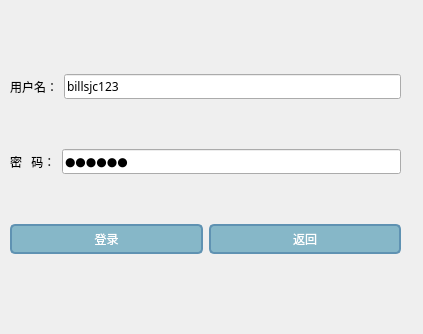
Qt form 综合部分/src_code/client/loginwidget.ui (billsjc123/2020-Course-Design-of-Cpp) before a commit.
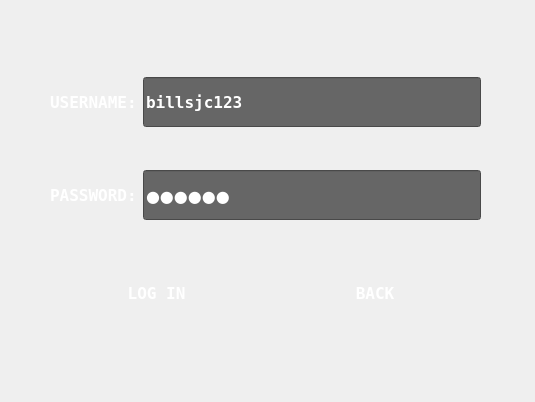
The same form after that commit.

```diff
--- a/综合部分/src_code/client/loginwidget.ui
+++ b/综合部分/src_code/client/loginwidget.ui
@@ -6,10 +6,16 @@
    <rect>
     <x>0</x>
     <y>0</y>
-    <width>423</width>
-    <height>334</height>
+    <width>535</width>
+    <height>402</height>
    </rect>
   </property>
+  <property name="sizePolicy">
+   <sizepolicy hsizetype="Preferred" vsizetype="Preferred">
+    <horstretch>0</horstretch>
+    <verstretch>0</verstretch>
+   </sizepolicy>
+  </property>
   <property name="font">
    <font>
     <family>微软雅黑</family>
@@ -18,50 +24,67 @@
   <property name="windowTitle">
    <string>宠物小精灵对战系统登录界面</string>
   </property>
+  <property name="windowOpacity">
+   <double>1.000000000000000</double>
+  </property>
+  <property name="styleSheet">
+   <string notr="true">
+</string>
+  </property>
   <widget class="QWidget" name="layoutWidget">
    <property name="geometry">
     <rect>
-     <x>10</x>
-     <y>30</y>
-     <width>391</width>
-     <height>271</height>
+     <x>50</x>
+     <y>40</y>
+     <width>431</width>
+     <height>321</height>
     </rect>
    </property>
    <layout class="QGridLayout" name="gridLayout">
     <item row="0" column="0">
      <layout class="QGridLayout" name="gridLayout_2">
-      <item row="0" column="0">
-       <widget class="QLabel" name="labelPassword">
-        <property name="text">
-         <string>用户名：</string>
-        </property>
-       </widget>
-      </item>
       <item row="0" column="1">
        <widget class="QLineEdit" name="lineEditUsername">
+        <property name="minimumSize">
+         <size>
+          <width>0</width>
+          <height>50</height>
+         </size>
+        </property>
+        <property name="font">
+         <font>
+          <family>Terminal</family>
+          <pointsize>12</pointsize>
+          <weight>75</weight>
+          <bold>true</bold>
+         </font>
+        </property>
+        <property name="styleSheet">
+         <string notr="true">color:white;
+background-color: rgb(102, 102, 102);</string>
+        </property>
         <property name="text">
          <string>billsjc123</string>
         </property>
        </widget>
       </item>
-     </layout>
-    </item>
-    <item row="1" column="0">
-     <layout class="QHBoxLayout" name="horizontalLayout_2">
-      <item>
-       <widget class="QLabel" name="labelUsername">
-        <property name="text">
-         <string>密   码：</string>
+      <item row="0" column="0">
+       <widget class="QLabel" name="labelPassword">
+        <property name="font">
+         <font>
+          <family>Terminal</family>
+          <pointsize>12</pointsize>
+          <weight>75</weight>
+          <italic>false</italic>
+          <bold>true</bold>
+          <underline>false</underline>
+         </font>
         </property>
-       </widget>
-      </item>
-      <item>
-       <widget class="QLineEdit" name="lineEditPassword">
-        <property name="text">
-         <string>123456</string>
+        <property name="styleSheet">
+         <string notr="true">color:white;</string>
         </property>
-        <property name="echoMode">
-         <enum>QLineEdit::Password</enum>
+        <property name="text">
+         <string>USERNAME:</string>
         </property>
        </widget>
       </item>
@@ -74,14 +97,21 @@
         <property name="minimumSize">
          <size>
           <width>0</width>
-          <height>30</height>
+          <height>60</height>
          </size>
         </property>
+        <property name="font">
+         <font>
+          <family>Terminal</family>
+          <pointsize>12</pointsize>
+          <weight>75</weight>
+          <italic>false</italic>
+          <bold>true</bold>
+         </font>
+        </property>
         <property name="styleSheet">
          <string notr="true">QPushButton#buttonLogin
 {
-background-color:rgb(134,183,200);
-border:2px solid #5F92B2;
 border-radius:5px;
 color:white
 }
@@ -101,7 +131,7 @@
 }</string>
         </property>
         <property name="text">
-         <string>登录</string>
+         <string>LOG IN</string>
         </property>
        </widget>
       </item>
@@ -110,14 +140,22 @@
         <property name="minimumSize">
          <size>
           <width>0</width>
-          <height>30</height>
+          <height>60</height>
          </size>
         </property>
+        <property name="font">
+         <font>
+          <family>Terminal</family>
+          <pointsize>12</pointsize>
+          <weight>75</weight>
+          <italic>false</italic>
+          <bold>true</bold>
+         </font>
+        </property>
         <property name="styleSheet">
-         <string notr="true">QPushButton#buttonBack
+         <string notr="true">
+QPushButton#buttonBack
 {
-background-color:rgb(134,183,200);
-border:2px solid #5F92B2;
 border-radius:5px;
 color:white
 }
@@ -137,7 +175,57 @@
 }</string>
         </property>
         <property name="text">
-         <string>返回</string>
+         <string>BACK</string>
+        </property>
+       </widget>
+      </item>
+     </layout>
+    </item>
+    <item row="1" column="0">
+     <layout class="QHBoxLayout" name="horizontalLayout_2">
+      <item>
+       <widget class="QLabel" name="labelUsername">
+        <property name="font">
+         <font>
+          <family>Terminal</family>
+          <pointsize>12</pointsize>
+          <weight>75</weight>
+          <italic>false</italic>
+          <bold>true</bold>
+          <underline>false</underline>
+         </font>
+        </property>
+        <property name="styleSheet">
+         <string notr="true">color:white;
+</string>
+        </property>
+        <property name="text">
+         <string>PASSWORD:</string>
+        </property>
+       </widget>
+      </item>
+      <item>
+       <widget class="QLineEdit" name="lineEditPassword">
+        <property name="minimumSize">
+         <size>
+          <width>0</width>
+          <height>50</height>
+         </size>
+        </property>
+        <property name="font">
+         <font>
+          <pointsize>12</pointsize>
+         </font>
+        </property>
+        <property name="styleSheet">
+         <string notr="true">background-color: rgb(102, 102, 102);
+color:white;</string>
+        </property>
+        <property name="text">
+         <string>123456</string>
+        </property>
+        <property name="echoMode">
+         <enum>QLineEdit::Password</enum>
         </property>
        </widget>
       </item>
```
Left out of the diff: 6 changed lines with no effect on the pictures.
